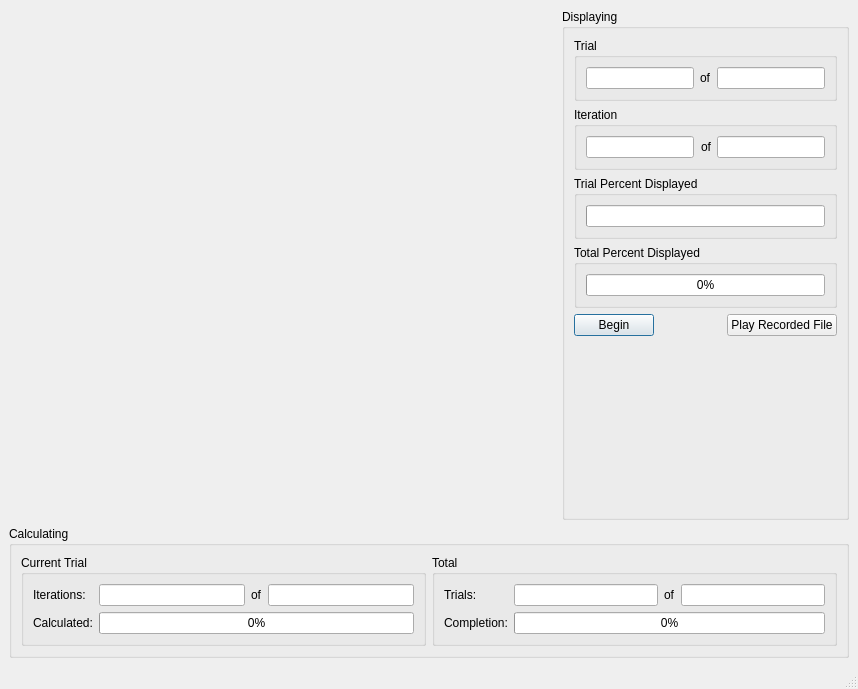
First picture: the form in qthyena.ui, repository msolomon/Hyena-Communication, before the edit.
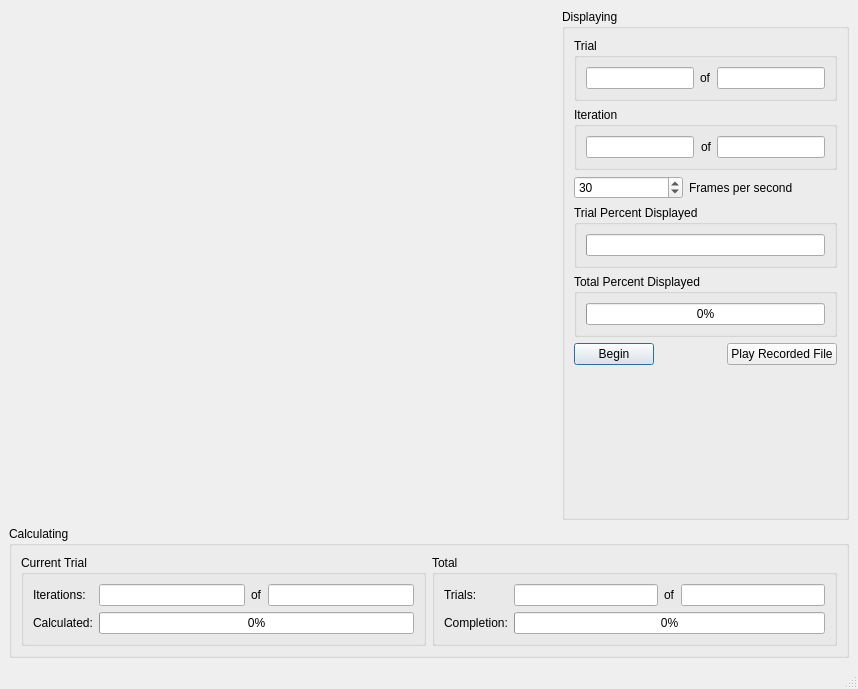
Second picture: the form after the edit. Custom widgets are drawn as their Qt base class.

Commit message: Added FPS selection to main drawing window

```diff
--- a/qthyena.ui
+++ b/qthyena.ui
@@ -277,7 +277,7 @@
          </layout>
         </widget>
        </item>
-       <item row="2" column="0" colspan="2">
+       <item row="5" column="0" colspan="2">
         <widget class="QGroupBox" name="groupBox_3">
          <property name="sizePolicy">
           <sizepolicy hsizetype="Preferred" vsizetype="Preferred">
@@ -302,7 +302,7 @@
          </layout>
         </widget>
        </item>
-       <item row="3" column="0" colspan="2">
+       <item row="6" column="0" colspan="2">
         <widget class="QGroupBox" name="groupBox_4">
          <property name="sizePolicy">
           <sizepolicy hsizetype="Preferred" vsizetype="Preferred">
@@ -324,7 +324,7 @@
          </layout>
         </widget>
        </item>
-       <item row="5" column="0">
+       <item row="8" column="0">
         <widget class="QPushButton" name="beginButton">
          <property name="sizePolicy">
           <sizepolicy hsizetype="Fixed" vsizetype="Fixed">
@@ -349,7 +349,7 @@
          </property>
         </widget>
        </item>
-       <item row="5" column="1">
+       <item row="8" column="1">
         <layout class="QHBoxLayout" name="horizontalLayout_5">
          <item>
           <spacer name="horizontalSpacer">
@@ -373,6 +373,49 @@
          </item>
         </layout>
        </item>
+       <item row="2" column="0" colspan="2">
+        <layout class="QHBoxLayout" name="horizontalLayout_6" stretch="1,1,0">
+         <item>
+          <widget class="QSpinBox" name="spinBox">
+           <property name="sizePolicy">
+            <sizepolicy hsizetype="Preferred" vsizetype="Fixed">
+             <horstretch>0</horstretch>
+             <verstretch>0</verstretch>
+            </sizepolicy>
+           </property>
+           <property name="minimum">
+            <number>1</number>
+           </property>
+           <property name="maximum">
+            <number>100</number>
+           </property>
+           <property name="value">
+            <number>30</number>
+           </property>
+          </widget>
+         </item>
+         <item>
+          <widget class="QLabel" name="label_9">
+           <property name="text">
+            <string>Frames per second</string>
+           </property>
+          </widget>
+         </item>
+         <item>
+          <spacer name="horizontalSpacer_2">
+           <property name="orientation">
+            <enum>Qt::Horizontal</enum>
+           </property>
+           <property name="sizeHint" stdset="0">
+            <size>
+             <width>40</width>
+             <height>20</height>
+            </size>
+           </property>
+          </spacer>
+         </item>
+        </layout>
+       </item>
       </layout>
      </widget>
     </item>
```
Left out of the diff: 2 changed lines with no effect on the pictures. The commit also changes 6 other files.
